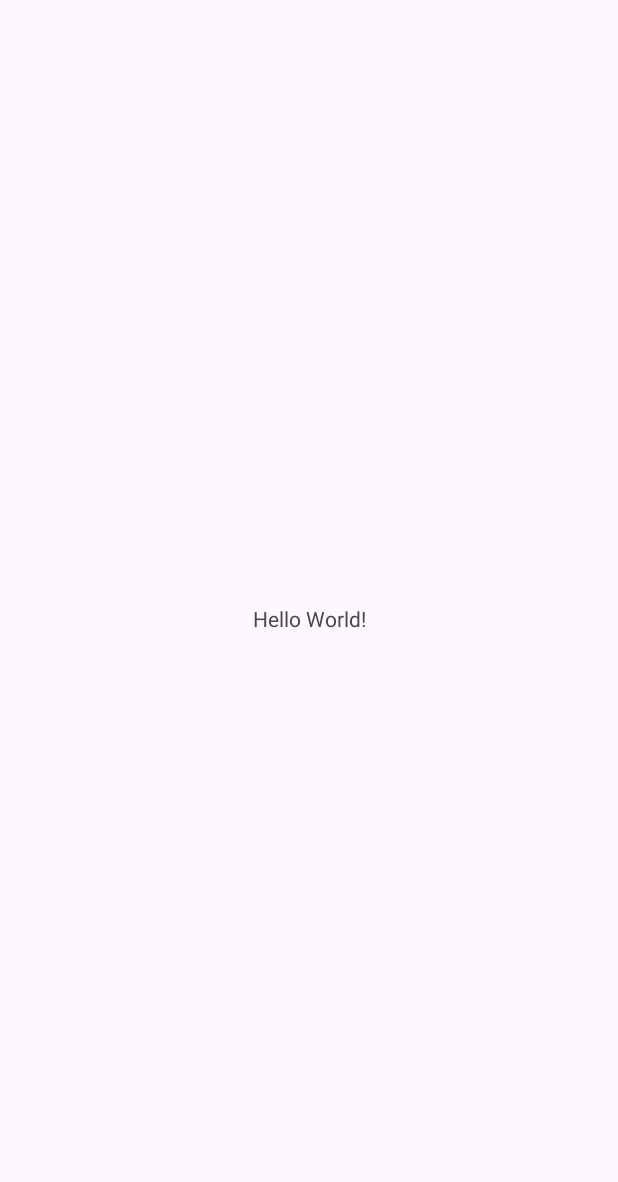
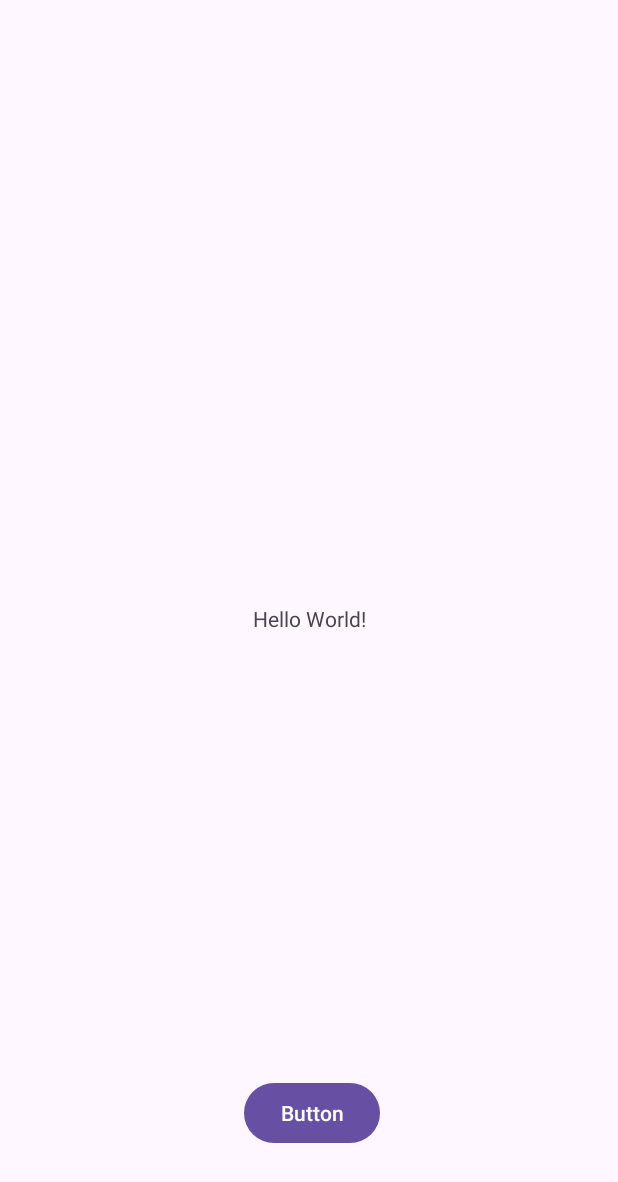
Before and after one commit to HJ2828/GURU2_Android_Book, an Android app: the screen it shows after launch (MainActivity), on a phone screen of 412 x 824 dp. Before the commit the part shown is almost empty. Shown: the top 1182 px of the screen. Run offline under Robolectric (Android 15) with nearby library versions, the phone set to English and light mode, and no system bars.

Commit message:
연습: 버튼 xml에 추가

```diff
--- a/app/src/main/res/layout/activity_main.xml
+++ b/app/src/main/res/layout/activity_main.xml
@@ -15,4 +15,16 @@
         app:layout_constraintStart_toStartOf="parent"
         app:layout_constraintTop_toTopOf="parent" />
 
+    <Button
+        android:id="@+id/button"
+        android:layout_width="wrap_content"
+        android:layout_height="wrap_content"
+        android:layout_marginStart="162dp"
+        android:layout_marginEnd="158dp"
+        android:layout_marginBottom="58dp"
+        android:text="Button"
+        app:layout_constraintBottom_toBottomOf="parent"
+        app:layout_constraintEnd_toEndOf="parent"
+        app:layout_constraintStart_toStartOf="parent" />
+
 </androidx.constraintlayout.widget.ConstraintLayout>
```
